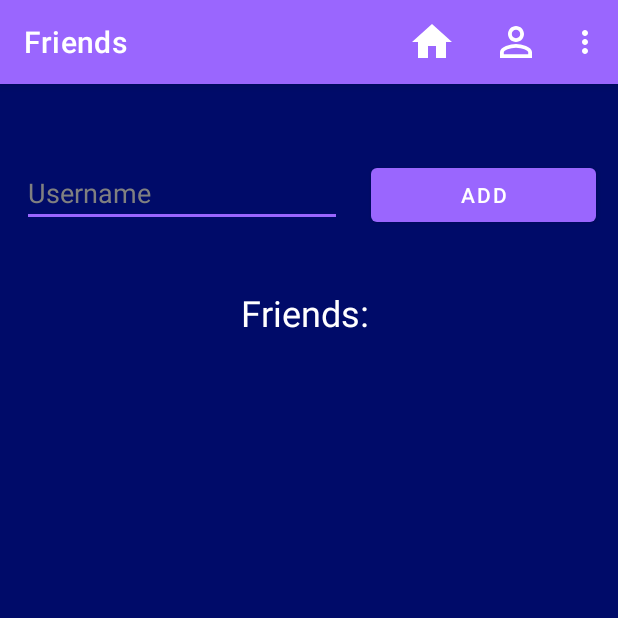
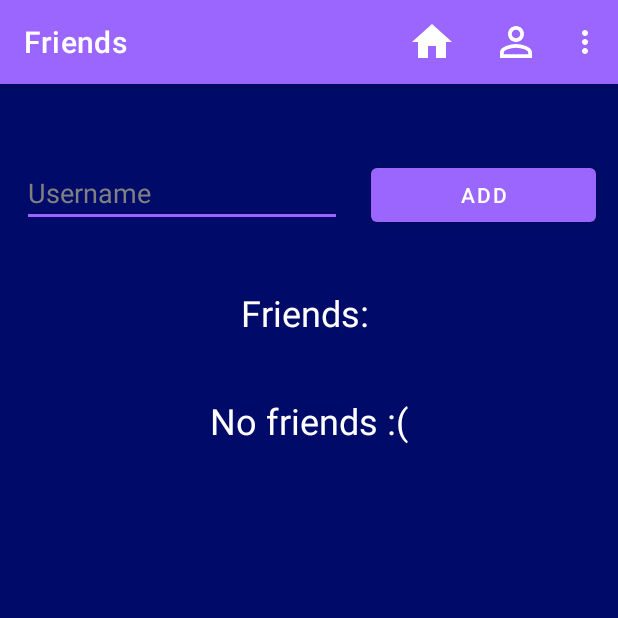
Before and after one commit to portryan/Truth-or-Err-Capstone, an Android app: the Friends screen opened directly, with no data from a screen before it, on a phone screen of 412 x 824 dp, the top half of it. Run offline under Robolectric (Android 15) with nearby library versions, the phone set to English and light mode, and no system bars.

Commit message:
Added no friends message

```diff
--- a/app/src/main/java/com/portryan/truthorerrcapstone/ui/Friends.java
+++ b/app/src/main/java/com/portryan/truthorerrcapstone/ui/Friends.java
@@ -100,7 +100,16 @@ public class Friends extends AppCompatActivity {
         }
         LinearLayout LL = (LinearLayout) findViewById(R.id.friendsList_layout);
         LL.removeAllViews();
-        for (int i = 0; i < friendsNames.size(); i++){
+
+        if (friendsNames.size() == 0){
+            TextView tv = new TextView(this);
+            tv.setText("\nNo friends :(");
+            tv.setTextColor(Color.WHITE);
+            tv.setTextSize(24);
+            tv.setLayoutParams(new LinearLayout.LayoutParams(LinearLayout.LayoutParams.WRAP_CONTENT, LinearLayout.LayoutParams.WRAP_CONTENT));
+            LL.addView(tv);
+        }else {
+            for (int i = 0; i < friendsNames.size(); i++) {
                 Button b = new Button(this);
                 b.setText(friendsNames.get(i));
                 b.setTextColor(Color.WHITE);
@@ -111,3 +120,4 @@ public class Friends extends AppCompatActivity {
             }
         }
     }
+}
```
Lines whose indentation alone changed are shown as unchanged.
